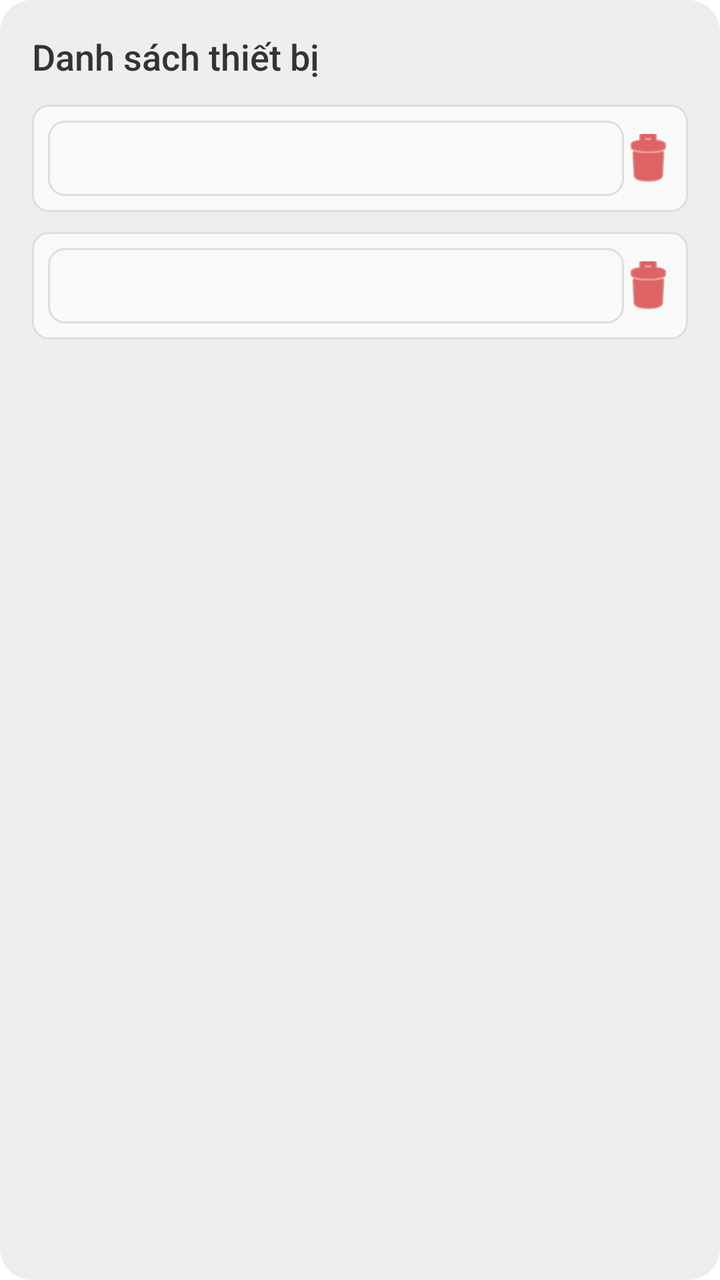
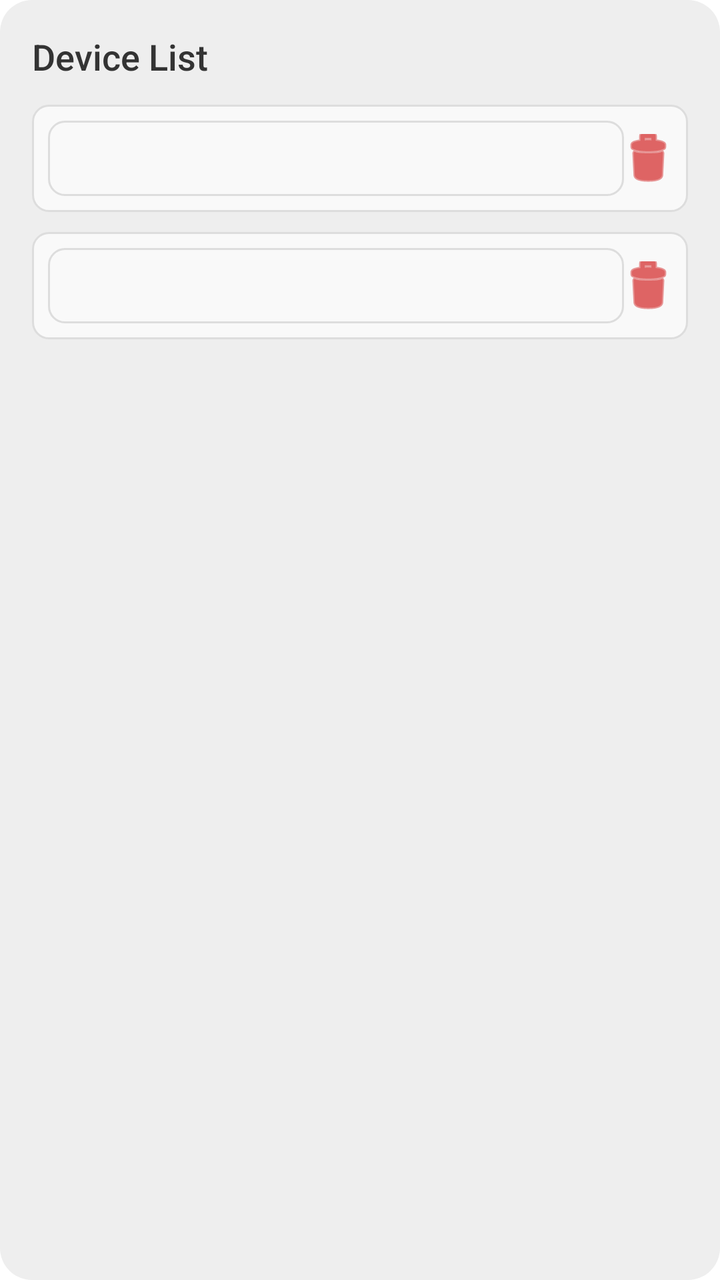

An Android layout rendered at two revisions. The XML below is the earlier revision; the diff shows what the commit changed to produce the second picture.
<!-- AndroidManifest.xml: application theme CustomTheme -->
<!-- res/layout/popup_connected_devices.xml -->
<LinearLayout xmlns:android="http://schemas.android.com/apk/res/android"
    android:layout_width="match_parent"
    android:layout_height="wrap_content"
    android:orientation="vertical"
    android:padding="16dp"
    android:background="@drawable/popup_background"> 

    <TextView
        android:layout_width="wrap_content"
        android:layout_height="wrap_content"
        android:text="Danh sách thiết bị"
        android:textSize="18sp"
        android:textColor="#333333"
        android:layout_marginBottom="12dp"
        android:fontFamily="sans-serif-medium"/>

    
    <LinearLayout
        android:layout_width="match_parent"
        android:layout_height="wrap_content"
        android:orientation="horizontal"
        android:gravity="center_vertical"
        android:layout_marginBottom="10dp"
        android:padding="8dp"
        android:background="@drawable/edit_text_background"> 

        <TextView
            android:id="@+id/connectedMac"
            android:layout_width="0dp"
            android:layout_height="wrap_content"
            android:layout_weight="1"
            android:textSize="16sp"
            android:padding="8dp"
            android:textColor="#666666"
            android:background="@drawable/edit_text_background" />

        <ImageButton
            android:id="@+id/device1Delete"
            android:layout_width="24dp"
            android:layout_height="24dp"
            android:src="@android:drawable/ic_menu_delete"
            android:background="@null"
            android:tint="@android:color/holo_red_dark"
            android:contentDescription="Delete device 1" />
    </LinearLayout>

    
    <LinearLayout
        android:layout_width="match_parent"
        android:layout_height="wrap_content"
        android:orientation="horizontal"
        android:gravity="center_vertical"
        android:padding="8dp"
        android:background="@drawable/edit_text_background">

        <TextView
            android:id="@+id/queuedMac"
            android:layout_width="0dp"
            android:layout_height="wrap_content"
            android:layout_weight="1"
            android:textSize="16sp"
            android:padding="8dp"
            android:textColor="#666666"
            android:background="@drawable/edit_text_background" />

        <ImageButton
            android:id="@+id/device2Delete"
            android:layout_width="24dp"
            android:layout_height="24dp"
            android:src="@android:drawable/ic_menu_delete"
            android:background="@null"
            android:tint="@android:color/holo_red_dark"
            android:contentDescription="Delete device 2" />
    </LinearLayout>

</LinearLayout>
<!-- resources referenced by this layout -->
<resources>
  <!-- drawable edit_text_background (drawable) -->
  <?xml version="1.0" encoding="utf-8"?>
  <shape xmlns:android="http://schemas.android.com/apk/res/android">
      <solid android:color="#F9F9F9"/>
      <corners android:radius="8dp"/>
      <stroke android:width="1dp" android:color="#DDDDDD"/>
  </shape>
  <!-- drawable popup_background (drawable) -->
  <?xml version="1.0" encoding="utf-8"?>
  <shape xmlns:android="http://schemas.android.com/apk/res/android">
      <solid android:color="#EEEEEE"/> 
      <corners android:radius="16dp"/> 
      <padding
          android:left="16dp"
          android:top="16dp"
          android:right="16dp"
          android:bottom="16dp"/> 
  </shape>
  <style name="CustomTheme" parent="@android:style/Theme.Holo.Light.DarkActionBar">
          <item name="android:actionBarStyle">@style/MyActionBar</item>
          <item name="android:itemTextAppearance">@style/MyMenuText</item>
      </style>
  <style name="MyActionBar" parent="@android:style/Widget.Holo.Light.ActionBar">
          <item name="android:background">#006A67</item>
      </style>
  <style name="MyMenuText" parent="@android:style/TextAppearance.Holo.Widget.ActionBar.Menu">
          <item name="android:textColor">#3DC2EC</item> 
      </style>
</resources>

<!-- the commit's change to res/layout/popup_connected_devices.xml (unified diff, before → after) -->
@@ -8,7 +8,7 @@
     <TextView
         android:layout_width="wrap_content"
         android:layout_height="wrap_content"
-        android:text="Danh sách thiết bị"
+        android:text="Device List"
         android:textSize="18sp"
         android:textColor="#333333"
         android:layout_marginBottom="12dp"
